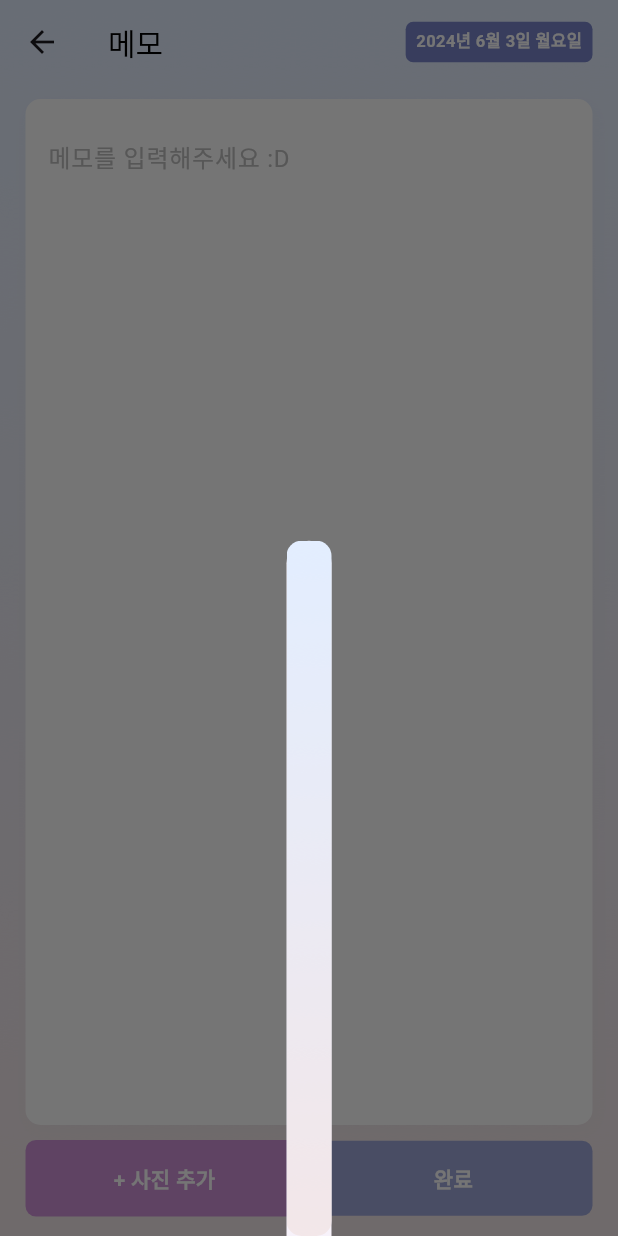
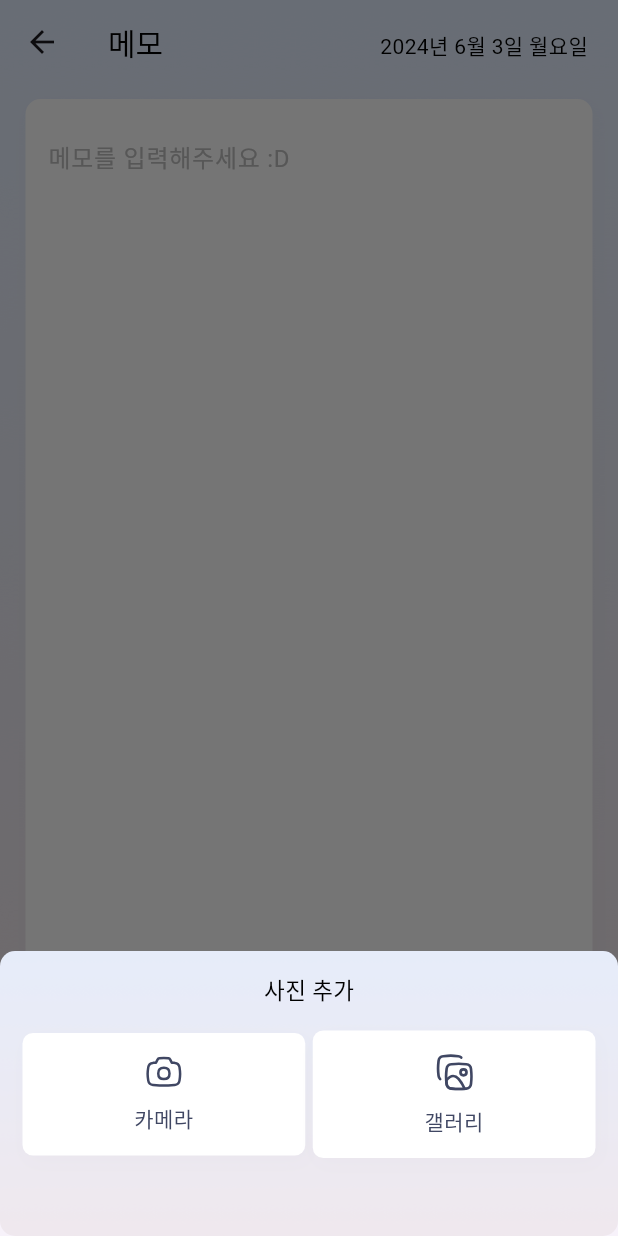
Before and after one commit to kthdd1234/todo-planner-project, a Flutter app: the MemoSettingPage screen opened directly, after a tap on "+ 사진 추가", on a phone screen of 412 x 824 dp. Run offline on Flutter 3.47's test engine with Material 3 defaults, Android fonts, the phone set to English and light mode, and no system bars; our stand-ins replace carousel_slider, easy_localization, flutter_speed_dial, flutter_svg, hive, hive_flutter and 3 more; accounts and stored records are empty; Roboto replaces fonts that are missing (IM_Hyemin).

Commit message:
- 메모 화면 사진 추가 시 카메라, 갤러리 모달 노출

```diff
--- a/lib/page/memoSettingPage.dart
+++ b/lib/page/memoSettingPage.dart
@@ -1,13 +1,11 @@
-import 'package:flutter/cupertino.dart';
 import 'package:flutter/material.dart';
-import 'package:flutter/widgets.dart';
-import 'package:keyboard_actions/keyboard_actions.dart';
 import 'package:project/common/CommonBackground.dart';
 import 'package:project/common/CommonButton.dart';
 import 'package:project/common/CommonContainer.dart';
 import 'package:project/common/CommonScaffold.dart';
 import 'package:project/common/CommonSpace.dart';
 import 'package:project/common/CommonTag.dart';
+import 'package:project/common/CommonText.dart';
 import 'package:project/util/class.dart';
 import 'package:project/util/final.dart';
 import 'package:project/widget/modalSheet/ImageModalSheet.dart';
@@ -68,15 +66,8 @@
           title: '메모',
           actions: [
             Padding(
-              padding: const EdgeInsets.only(right: 17),
-              child: CommonTag(
-                text: '2024년 6월 3일 월요일',
-                fontSize: 11,
-                isBold: true,
-                textColor: Colors.white,
-                bgColor: indigo.s300,
-                onTap: onDateTime,
-              ),
+              padding: const EdgeInsets.only(right: 20, top: 5),
+              child: CommonText(text: '2024년 6월 3일 월요일'),
             )
           ],
         ),
--- /dev/null
+++ b/lib/widget/button/ModalButton.dart
@@ -0,0 +1,38 @@
+import 'package:flutter/cupertino.dart';
+import 'package:project/common/CommonContainer.dart';
+import 'package:project/common/CommonSpace.dart';
+import 'package:project/common/CommonText.dart';
+import 'package:project/util/func.dart';
+
+class ModalButton extends StatelessWidget {
+  ModalButton({
+    super.key,
+    required this.svgName,
+    required this.actionText,
+    required this.color,
+    required this.onTap,
+  });
+
+  String svgName;
+  String actionText;
+  Color color;
+  Function() onTap;
+
+  @override
+  Widget build(BuildContext context) {
+    return Expanded(
+      child: CommonContainer(
+        onTap: onTap,
+        radius: 7,
+        child: Column(
+          mainAxisAlignment: MainAxisAlignment.center,
+          children: [
+            svgAsset(name: svgName, width: 25, color: color),
+            CommonSpace(height: 10),
+            CommonText(text: actionText, color: color)
+          ],
+        ),
+      ),
+    );
+  }
+}
--- a/lib/widget/modalSheet/ImageModalSheet.dart
+++ b/lib/widget/modalSheet/ImageModalSheet.dart
@@ -1,24 +1,47 @@
 import 'package:flutter/cupertino.dart';
 import 'package:project/common/CommonContainer.dart';
 import 'package:project/common/CommonModalSheet.dart';
+import 'package:project/common/CommonSpace.dart';
+import 'package:project/common/CommonText.dart';
+import 'package:project/util/constants.dart';
+import 'package:project/widget/button/ModalButton.dart';
 
 class ImageModalSheet extends StatelessWidget {
   const ImageModalSheet({super.key});
 
-  button() {
-    return CommonContainer(
-      child: Column(
-        children: [],
-      ),
-    );
+  onCamera() {
+    //
+  }
+
+  onGallery() {
+    //
   }
 
   @override
   Widget build(BuildContext context) {
     return CommonModalSheet(
-      height: 500,
+      title: '사진 추가',
+      height: 190,
       child: Column(
-        children: [],
+        children: [
+          Row(
+            children: [
+              ModalButton(
+                svgName: 'camera',
+                actionText: '카메라',
+                color: textColor,
+                onTap: onCamera,
+              ),
+              CommonSpace(width: 5),
+              ModalButton(
+                svgName: 'gallery',
+                actionText: '갤러리',
+                color: textColor,
+                onTap: onGallery,
+              )
+            ],
+          )
+        ],
       ),
     );
   }
--- a/pubspec.yaml
+++ b/pubspec.yaml
@@ -105,6 +105,8 @@
     - assets/svg/plus.svg
     - assets/svg/routin.svg
     - assets/svg/category.svg
+    - assets/svg/camera.svg
+    - assets/svg/gallery.svg
 
   # An image asset can refer to one or more resolution-specific "variants", see
   # https://flutter.dev/assets-and-images/#resolution-aware
```
Also changed, not shown: lib/body/todo/widget/todoItem.dart (+3 -24 lines), assets/svg/camera.svg (added), assets/svg/gallery.svg (added).
